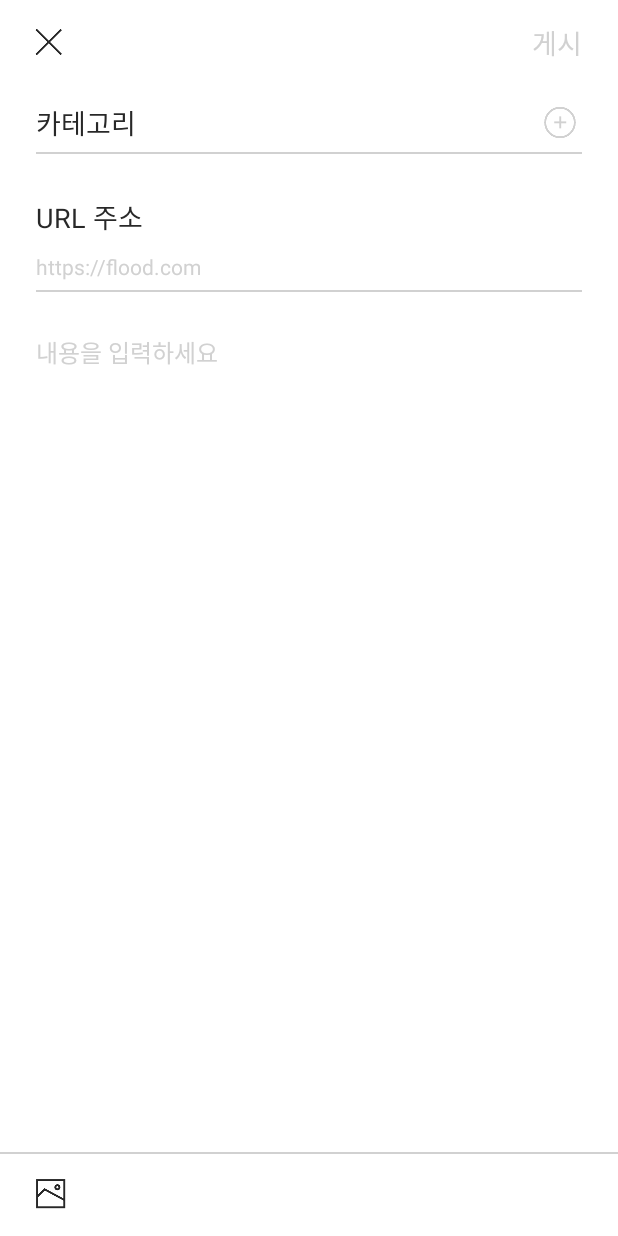
After one commit to Flood-SOPT25th/Flood-Android, an Android app: the PostActivity screen opened directly, with no data from a screen before it, on a phone screen of 412 x 824 dp. The commit adds this screen. Run offline under Robolectric (Android 15) with nearby library versions, the phone set to English and light mode, and no system bars; libraries missing offline, so code that uses them is left out: com.gun0912.tedpermission; pictures from the network do not load.

Commit message:
PostActivity UI 기능 구현

```diff
--- a/app/src/main/AndroidManifest.xml
+++ b/app/src/main/AndroidManifest.xml
@@ -28,6 +28,7 @@
                 <category android:name="android.intent.category.LAUNCHER" />
             </intent-filter>
         </activity>
+        <activity android:name=".ui.post.PostActivity"/>
     </application>
 
 </manifest>
--- a/app/src/main/java/com/flood_android/ui/main/MainActivity.kt
+++ b/app/src/main/java/com/flood_android/ui/main/MainActivity.kt
@@ -10,6 +10,7 @@ import com.flood_android.R
 import com.flood_android.ui.alarm.AlarmFragment
 import com.flood_android.ui.company.CompanyFragment
 import com.flood_android.ui.feed.FeedFragment
+import com.flood_android.ui.post.PostActivity
 import com.flood_android.ui.write.WriteActivity
 import kotlinx.android.synthetic.main.activity_main.*
 
@@ -28,7 +29,7 @@ class MainActivity : AppCompatActivity() {
             replaceFragment(CompanyFragment())
         }
         iv_main_tab_write.setOnClickListener{
-            val intent = Intent(this@MainActivity, WriteActivity::class.java)
+            val intent = Intent(this@MainActivity, PostActivity::class.java)
             startActivity(intent)
         }
         iv_main_tab_alarm.setOnClickListener{
--- a/app/src/main/java/com/flood_android/ui/mypage/MypageFragment.kt
+++ b/app/src/main/java/com/flood_android/ui/mypage/MypageFragment.kt
@@ -13,7 +13,7 @@ import com.flood_android.network.ApplicationController
 import com.flood_android.network.Jihee.MypageMyflipRvItem
 import com.flood_android.ui.bookmarkedit.BookmarkEditActivity
 import com.flood_android.ui.mypage.adapter.MyPageRVViewHolder
-import com.flood_android.util.onSingleClickListener
+import com.flood_android.util.OnSingleClickListener
 import kotlinx.android.synthetic.main.fragment_mypage.*
 
 
@@ -41,7 +41,7 @@ class MypageFragment : Fragment() {
         //서버에서 데이터 객체 받아와서 성공 시 extension 함수 이용해 호출하고 받은 데이터 객체를
         //ApplicationController.instance.networkServiceUser.enqueue(mypageMyflipdata)
 
-        imgbtn_mypage_myflip_plus.setOnClickListener(object : onSingleClickListener() {
+        imgbtn_mypage_myflip_plus.setOnClickListener(object : OnSingleClickListener() {
             override fun onSingleClick(v: View) {
                 var intent = Intent(context, BookmarkEditActivity::class.java)
                 startActivity(intent)
--- /dev/null
+++ b/app/src/main/java/com/flood_android/ui/post/PostActivity.kt
@@ -0,0 +1,315 @@
+package com.flood_android.ui.post
+
+import android.content.ClipData
+import android.content.Intent
+import android.graphics.Bitmap
+import android.graphics.BitmapFactory
+import android.graphics.Color
+import android.net.Uri
+import androidx.appcompat.app.AppCompatActivity
+import android.os.Bundle
+import android.text.Editable
+import android.text.TextWatcher
+import android.util.Log
+import android.view.View
+import android.widget.Toast
+import androidx.recyclerview.widget.LinearLayoutManager
+import com.flood_android.R
+import com.gun0912.tedpermission.PermissionListener
+import com.gun0912.tedpermission.TedPermission
+import kotlinx.android.synthetic.main.activity_post.*
+import okhttp3.MediaType
+import okhttp3.MultipartBody
+import okhttp3.RequestBody
+import java.io.ByteArrayOutputStream
+import java.io.File
+import java.io.InputStream
+
+class PostActivity : AppCompatActivity() {
+
+    /* val networkService: NetworkService by lazy {
+         ApplicationController.instance.networkService
+     }*/
+
+    private var PICTURE_REQUEST_CODE: Int = 100
+    val uploadImageList = ArrayList<PostPostImageData>()
+    var images = ArrayList<MultipartBody.Part>()
+
+    private val categoryDialog by lazy {
+        PostCategoryDialog()
+    }
+
+    private val postSetCategoryDialog by lazy {
+        PostSetCategoryDialog()
+    }
+
+    override fun onCreate(savedInstanceState: Bundle?) {
+        super.onCreate(savedInstanceState)
+        setContentView(R.layout.activity_post)
+
+        // 초기 서버 통신 GET - 카테고리, 명단
+        // 버튼 클릭 함수
+        setBtnClickListner()
+        // 사진 리싸이클러뷰
+        configureRecyclerView()
+        setPostBtn()
+    }
+
+
+    override fun onResume() {
+        super.onResume()
+        configureRecyclerView()
+    }
+
+    override fun onActivityResult(requestCode: Int, resultCode: Int, data: Intent?) {
+        super.onActivityResult(requestCode, resultCode, data)
+        try {
+            if (requestCode == PICTURE_REQUEST_CODE && resultCode == RESULT_OK && null != data) {
+
+                val uri = data?.data
+                if (uri == null) {
+                    var clipData: ClipData?
+                    clipData = data?.clipData
+                    /*if (data.clipData.itemCount > 9)
+                        Toast.makeText(this, "사진은 9장까지 선택 가능합니다.", Toast.LENGTH_LONG).show()
+*/
+                    if (clipData != null) {
+                        for (i in 0 until data.clipData!!.itemCount) {
+                            var item: ClipData.Item = data.clipData!!.getItemAt(i)
+
+                            var selectedPictureUri: Uri = item.uri
+                            val options = BitmapFactory.Options()
+                            val inputStream: InputStream? =
+                                contentResolver!!.openInputStream(selectedPictureUri)
+                            val bitmap = BitmapFactory.decodeStream(inputStream, null, options)
+                            val byteArrayOutputStream = ByteArrayOutputStream()
+                            bitmap?.compress(Bitmap.CompressFormat.JPEG, 20, byteArrayOutputStream)
+                            val photoBody =
+                                RequestBody.create(
+                                    MediaType.parse("image/jpg"),
+                                    byteArrayOutputStream.toByteArray()
+                                )
+
+
+                            // 클립데이터의 uri을 리사이클러뷰 데이터 클래스에 추가하기.
+                            uploadImageList.add(PostPostImageData(item.uri.toString()))
+                            images.add(
+                                MultipartBody.Part.createFormData(
+                                    "img",
+                                    File(selectedPictureUri.toString()).name, photoBody
+                                )
+                            )//여기의 image는 키값의 이름하고 같아야함
+                        }
+                    }
+                } else {
+                    var selectedPictureUri: Uri = uri
+                    val options = BitmapFactory.Options()
+                    val inputStream: InputStream? =
+                        contentResolver!!.openInputStream(selectedPictureUri)
+                    val bitmap = BitmapFactory.decodeStream(inputStream, null, options)
+                    val byteArrayOutputStream = ByteArrayOutputStream()
+                    bitmap?.compress(Bitmap.CompressFormat.JPEG, 20, byteArrayOutputStream)
+                    val photoBody =
+                        RequestBody.create(
+                            MediaType.parse("image/jpg"),
+                            byteArrayOutputStream.toByteArray()
+                        )
+
+                    // 클립데이터의 uri을 리사이클러뷰 데이터 클래스에 추가하기.
+                    uploadImageList.add(PostPostImageData(uri.toString()))
+                    images.add(
+                        MultipartBody.Part.createFormData(
+                            "img",
+                            File(selectedPictureUri.toString()).name,
+                            photoBody
+                        )
+                    )//여기의 image는 키값의 이름하고 같아야함
+                }
+            }
+        } catch (e: Exception) {
+        }
+    }
+
+    // 버튼 클릭 함수
+    private fun setBtnClickListner() {
+        // 닫기 버튼
+        iv_post_close.setOnClickListener {
+            finish()
+        }
+        // 카테고리 변경 버튼
+        iv_post_add_category.setOnClickListener {
+            // 카테고리 변경 다이얼로그 띄우기
+            var orgCategory = arrayListOf("IT", "디자인", "컴퓨터")
+
+            val bundle = Bundle()
+            bundle.putSerializable("categoryList", orgCategory)
+            categoryDialog.arguments = bundle
+
+            categoryDialog.show(supportFragmentManager, "category dialog")
+            // 띄울 때 GET으로 받은 카테고리 보내기
+
+            // 다이얼로그 변경된 값 보내기
+            // 다이얼로그에서 선택된 값 받아오기
+        }
+        // 변경된 카테고리 버튼
+        tv_post_selected_category.setOnClickListener {
+            // 카테고리 변경 다이얼로그 띄우기
+            var orgCategory = arrayListOf("IT", "컴퓨터")
+
+            val bundle = Bundle()
+            bundle.putSerializable("categoryList", orgCategory)
+            categoryDialog.arguments = bundle
+
+            categoryDialog.show(supportFragmentManager, "category dialog")
+        }
+        // 사진 앨범 버튼
+        iv_post_image_add.setOnClickListener {
+            try {
+                getPermission()
+                //openGallery()
+                configureRecyclerView()
+            } catch (e: Exception) {
+                Log.e("사진앨범", "문제가 있습니다")
+            }
+        }
+
+    }
+
+    // 게시물 올리기 통신
+    /*private fun postPost(token: String, images: MultipartBody.Part, url: RequestBody, category: RequestBody, content: RequestBody) {
+        val postPostResponse = networkService.postPostResponse(token, images, url, category, content)
+        postPostResponse.enqueue(object : Callback<PostPostResponse> {
+            override fun onFailure(call: Call<PostPostResponse>, t: Throwable) {
+                Log.e("PostPost fail", t.toString())
+            }
+
+            override fun onResponse(
+                call: Call<PostPostResponse>,
+                response: Response<PostPostResponse>
+            ) {
+                // 작품 등록 성공
+                response?.takeIf { it.isSuccessful }
+                    ?.body()?.takeIf { it.message == "성공" }
+                    ?.let {
+                    Log.e("통신", "성공")
+                    }
+            }
+        })
+    }
+*/
+    private fun getPermission() {
+        val permissionListener = object : PermissionListener {
+            override fun onPermissionGranted() {
+                // 권한 요청 성공
+                openGallery()
+            }
+
+            override fun onPermissionDenied(deniedPermissions: ArrayList<String>) {
+                // 권한 요청 실패
+                Toast.makeText(this@PostActivity, "갤러리 접근 권한이 필요합니다.", Toast.LENGTH_LONG).show()
+            }
+        }
+        try {
+            Log.v("청하", "들어옴")
+            TedPermission.with(this@PostActivity)
+                .setPermissionListener(permissionListener)
+                .setRationaleMessage("사진 및 파일을 저장하기 위하여 접근 권한이 필요합니다")
+                .setDeniedMessage("[설정] > [권한]에서 권한을 허용할 수 있습니다.")
+                .setPermissions(
+                    android.Manifest.permission.WRITE_EXTERNAL_STORAGE,
+                    android.Manifest.permission.CAMERA
+                )
+                .check()
+        } catch (e: java.lang.Exception) {
+            Log.v("청하", "권한 설정 실패")
+        }
+    }
+
+    // 갤러리 열기
+    fun openGallery() {
+        var intent = Intent(Intent.ACTION_PICK)
+        intent.setType("image/*")
+        intent.putExtra(Intent.EXTRA_ALLOW_MULTIPLE, true)
+        intent.setAction(Intent.ACTION_GET_CONTENT)
+        startActivityForResult(
+            Intent.createChooser(intent, "얌얌굿즈 : 리뷰에 업로드할 사진을 선택해주세요.!"),
+            PICTURE_REQUEST_CODE
+        )
+        Toast.makeText(this@PostActivity, "사진을 꾹 눌러서 여러장을 선택해보세요~", Toast.LENGTH_LONG).show()
+    }
+
+    // 하단 사진 리싸이클러뷰
+    private fun configureRecyclerView() {
+        rv_post_image_list.apply {
+            adapter = PostPostAdapter(this@PostActivity, uploadImageList, images)
+            layoutManager =
+                LinearLayoutManager(this@PostActivity, LinearLayoutManager.HORIZONTAL, false)
+        }
+    }
+
+    // 카테고리 변경 설정
+    fun setCategory(category: CharSequence?) {
+        tv_post_selected_category.text = category.toString()
+        tv_post_selected_category.visibility = View.VISIBLE
+        iv_post_add_category.visibility = View.INVISIBLE
+        Log.e("청하", tv_post_selected_category.text.toString())
+    }
+
+    private fun setPostBtn() {
+        var url = edt_post_url.text
+        var content = edt_post_content.text
+        var category = tv_post_selected_category.text
+
+        edt_post_url.addTextChangedListener(object : TextWatcher {
+            override fun afterTextChanged(p0: Editable?) {
+            }
+
+            override fun beforeTextChanged(p0: CharSequence?, p1: Int, p2: Int, p3: Int) {
+            }
+
+            override fun onTextChanged(s: CharSequence?, p1: Int, p2: Int, p3: Int) {
+                if (s!!.length != 0) {
+                    tv_post_post.setTextColor(Color.parseColor("#0057ff"))
+                } else {
+                    tv_post_post.setTextColor(Color.parseColor("#d1d1d1"))
+                }
+            }
+        })
+        edt_post_content.addTextChangedListener(object : TextWatcher {
+            override fun afterTextChanged(p0: Editable?) {
+            }
+
+            override fun beforeTextChanged(p0: CharSequence?, p1: Int, p2: Int, p3: Int) {
+            }
+
+            override fun onTextChanged(s: CharSequence?, p1: Int, p2: Int, p3: Int) {
+                if (s!!.length != 0) {
+                    tv_post_post.setTextColor(Color.parseColor("#0057ff"))
+                } else {
+                    tv_post_post.setTextColor(Color.parseColor("#d1d1d1"))
+                }
+            }
+        })
+        tv_post_post.setOnClickListener {
+            Log.e("청하", "게시버튼")
+            if (url.length == 0 && content.length == 0) {
+                Log.e("청하", "url과 content 없음")
+            } else {
+                Log.e("청하", "게시버튼 활성화")
+                Log.e("청하", tv_post_selected_category.text.toString())
+                if (url.length > 0) {
+                    if (category.length == 0) {
+                        Log.e("청하", tv_post_selected_category.text.toString())
+                        Log.e("청하", category.length.toString())
+                        postSetCategoryDialog.show(supportFragmentManager, "postSetCategoryDialog")
+                    } else {
+                        Log.e("청하", "서버통신")
+                        // 여기서 서버 통신
+                        // postPost()
+                    }
+                }
+            }
+
+        }
+    }
+}
--- /dev/null
+++ b/app/src/main/java/com/flood_android/ui/post/PostPostImageData.kt
@@ -0,0 +1,5 @@
+package com.flood_android.ui.post
+
+data class PostPostImageData(
+    var images: String
+)
--- /dev/null
+++ b/app/src/main/java/com/flood_android/ui/post/PostPostResponse.kt
@@ -0,0 +1,5 @@
+package com.flood_android.ui.post
+
+data class PostPostResponse(
+    var message: String
+)
--- /dev/null
+++ b/app/src/main/res/drawable/rect_white_gray_11dp.xml
@@ -0,0 +1,7 @@
+<?xml version="1.0" encoding="utf-8"?>
+<shape xmlns:android="http://schemas.android.com/apk/res/android"
+    android:shape="rectangle">
+    <stroke android:color="#d1d1d1" android:width="1dp"/>
+    <corners android:radius="11dp"/>
+
+</shape>
--- /dev/null
+++ b/app/src/main/res/layout/activity_post.xml
@@ -0,0 +1,176 @@
+<?xml version="1.0" encoding="utf-8"?>
+<androidx.constraintlayout.widget.ConstraintLayout xmlns:android="http://schemas.android.com/apk/res/android"
+    xmlns:app="http://schemas.android.com/apk/res-auto"
+    xmlns:tools="http://schemas.android.com/tools"
+    android:layout_width="match_parent"
+    android:layout_height="match_parent"
+    tools:context=".ui.post.PostActivity">
+    <androidx.constraintlayout.widget.ConstraintLayout
+        android:id="@+id/constraintLayout"
+        android:layout_width="match_parent"
+        android:layout_height="56dp"
+        app:layout_constraintEnd_toEndOf="parent"
+        app:layout_constraintStart_toStartOf="parent"
+        app:layout_constraintTop_toTopOf="parent">
+
+        <ImageView
+            android:id="@+id/iv_post_close"
+            android:layout_width="wrap_content"
+            android:layout_height="wrap_content"
+            android:layout_marginStart="18dp"
+            android:layout_marginLeft="18dp"
+            app:layout_constraintBottom_toBottomOf="parent"
+            app:layout_constraintStart_toStartOf="parent"
+            app:layout_constraintTop_toTopOf="parent"
+            app:srcCompat="@drawable/ic_x_black" />
+
+        <TextView
+            android:id="@+id/tv_post_post"
+            android:layout_width="wrap_content"
+            android:layout_height="wrap_content"
+            android:layout_marginEnd="24dp"
+            android:layout_marginRight="24dp"
+            android:text="게시"
+            android:textColor="#d1d1d1"
+            android:textSize="18sp"
+            app:layout_constraintBottom_toBottomOf="parent"
+            app:layout_constraintEnd_toEndOf="parent"
+            app:layout_constraintTop_toTopOf="parent" />
+    </androidx.constraintlayout.widget.ConstraintLayout>
+
+    <ScrollView
+        android:id="@+id/sv_post"
+        android:layout_width="match_parent"
+        android:layout_height="0dp"
+        app:layout_constraintBottom_toTopOf="@+id/constraintLayout2"
+        app:layout_constraintEnd_toEndOf="parent"
+        app:layout_constraintStart_toStartOf="parent"
+        app:layout_constraintTop_toBottomOf="@+id/constraintLayout">
+
+        <LinearLayout
+            android:id="@+id/ll_post"
+            android:layout_width="match_parent"
+            android:layout_height="match_parent"
+            android:layout_marginHorizontal="24dp"
+            android:orientation="vertical">
+            <androidx.constraintlayout.widget.ConstraintLayout
+                android:layout_width="match_parent"
+                android:layout_height="wrap_content"
+
+                android:layout_marginTop="11dp">
+                <TextView
+                    android:id="@+id/tv_post_category_title"
+                    android:layout_width="wrap_content"
+                    android:layout_height="wrap_content"
+                    android:text="카테고리"
+                    android:textColor="#282828"
+                    android:textSize="18sp"
+                    app:layout_constraintTop_toTopOf="parent"
+                    app:layout_constraintStart_toStartOf="parent"
+                    app:layout_constraintBottom_toBottomOf="parent"/>
+                <ImageView
+                    android:id="@+id/iv_post_add_category"
+                    android:layout_width="wrap_content"
+                    android:layout_height="wrap_content"
+                    app:layout_constraintBottom_toBottomOf="parent"
+                    app:layout_constraintEnd_toEndOf="parent"
+                    app:layout_constraintTop_toTopOf="parent"
+                    app:srcCompat="@drawable/ic_plus_circle" />
+                <TextView
+                    android:id="@+id/tv_post_selected_category"
+                    android:layout_width="wrap_content"
+                    android:layout_height="wrap_content"
+                    android:visibility="invisible"
+                    android:text=""
+                    android:textSize="12sp"
+                    android:textColor="#d1d1d1"
+                    android:background="@drawable/rect_white_gray_11dp"
+                    android:paddingHorizontal="10dp"
+                    android:paddingVertical="2dp"
+                    app:layout_constraintTop_toTopOf="parent"
+                    app:layout_constraintBottom_toBottomOf="parent"
+                    app:layout_constraintEnd_toEndOf="parent"/>
+            </androidx.constraintlayout.widget.ConstraintLayout>
+            <View
+                android:layout_width="match_parent"
+                android:layout_height="1dp"
+                android:layout_marginTop="6dp"
+                android:layout_marginBottom="28dp"
+                android:background="#d1d1d1" />
+
+            <TextView
+                android:id="@+id/tv_post_url_title"
+                android:layout_width="wrap_content"
+                android:layout_height="wrap_content"
+                android:layout_marginBottom="10dp"
+                android:text="URL 주소"
+                android:textColor="#282828"
+                android:textSize="18sp"/>
+
+            <EditText
+                android:id="@+id/edt_post_url"
+                android:layout_width="match_parent"
+                android:layout_height="wrap_content"
+                android:background="@android:color/transparent"
+                android:hint="https://flood.com"
+                android:text=""
+                android:textColorHint="#d1d1d1"
+                android:textSize="14sp" />
+
+            <View
+                android:layout_width="match_parent"
+                android:layout_height="1dp"
+                android:layout_marginTop="6dp"
+                android:layout_marginBottom="28dp"
+                android:background="#d1d1d1" />
+
+            <EditText
+                android:id="@+id/edt_post_content"
+                android:layout_width="match_parent"
+                android:layout_height="match_parent"
+                android:background="@android:color/transparent"
+                android:hint="내용을 입력하세요"
+                android:lineHeight="24sp"
+                android:text=""
+                android:textColorHint="#d1d1d1"
+                android:textSize="16sp" />
+
+            <androidx.recyclerview.widget.RecyclerView
+                android:id="@+id/rv_post_image_list"
+                android:layout_width="match_parent"
+                android:layout_height="match_parent"
+                android:layout_marginVertical="24dp"
+                android:visibility="visible"/>
+        </LinearLayout>
+    </ScrollView>
+
+    <androidx.constraintlayout.widget.ConstraintLayout
+        android:id="@+id/constraintLayout2"
+        android:layout_width="match_parent"
+        android:layout_height="56dp"
+        android:background="#ffffff"
+        app:layout_constraintBottom_toBottomOf="parent"
+        app:layout_constraintEnd_toEndOf="parent"
+        app:layout_constraintStart_toStartOf="parent">
+
+        <View
+            android:layout_width="match_parent"
+            android:layout_height="1dp"
+            android:background="#d1d1d1"
+            app:layout_constraintEnd_toEndOf="parent"
+            app:layout_constraintStart_toStartOf="parent"
+            app:layout_constraintTop_toTopOf="parent" />
+
+        <ImageView
+            android:id="@+id/iv_post_image_add"
+            android:layout_width="wrap_content"
+            android:layout_height="wrap_content"
+            android:layout_marginStart="20dp"
+            android:layout_marginLeft="20dp"
+            app:layout_constraintBottom_toBottomOf="parent"
+            app:layout_constraintStart_toStartOf="parent"
+            app:layout_constraintTop_toTopOf="parent"
+            app:srcCompat="@drawable/ic_picture" />
+    </androidx.constraintlayout.widget.ConstraintLayout>
+
+</androidx.constraintlayout.widget.ConstraintLayout>
```
Also changed, not shown: app/src/main/java/com/flood_android/ui/post/PostCategoryDialog.kt (added, +49 -0 lines), app/src/main/java/com/flood_android/ui/post/PostPostAdapter.kt (added, +54 -0 lines), app/src/main/java/com/flood_android/ui/post/PostPostRequest.kt (added, +8 -0 lines), app/src/main/java/com/flood_android/ui/post/PostSetCategoryDialog.kt (added, +27 -0 lines), app/src/main/res/layout/fragment_post_category_dialog.xml (added, +27 -0 lines), app/src/main/res/layout/fragment_post_set_category_dialog.xml (added, +14 -0 lines), app/src/main/res/layout/rv_tiem_uploadpost_picture.xml (added, +27 -0 lines).
